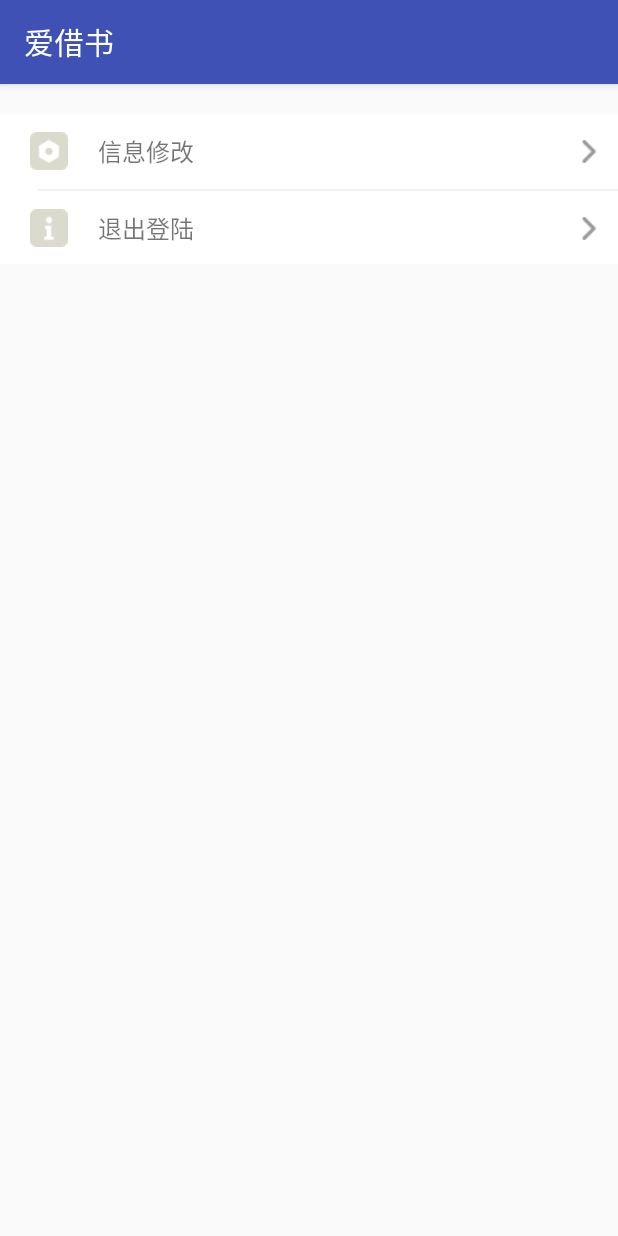
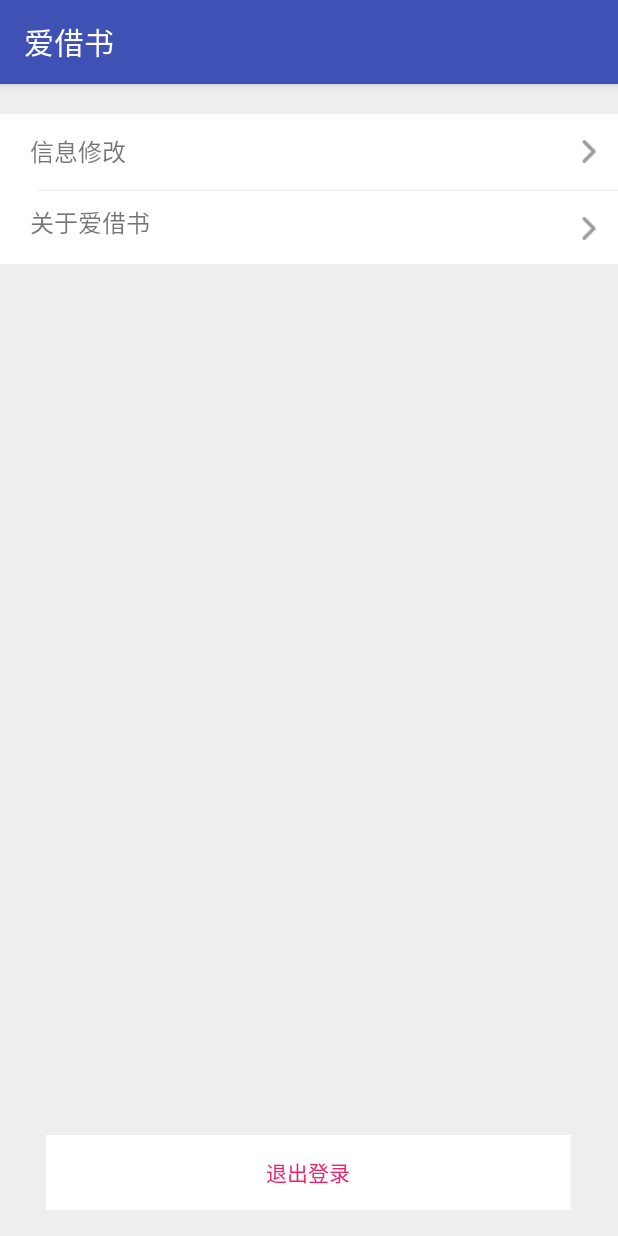
Before and after one commit to BestLifeW/LibraryMOS, an Android app: the AccountManager screen opened directly, with no data from a screen before it, on a phone screen of 412 x 824 dp. Run offline under Robolectric (Android 15) with nearby library versions, the phone set to English and light mode, and no system bars; our stand-ins replace CircleImageView; 3 statements that could not run were skipped.

```diff
--- a/app/src/main/AndroidManifest.xml
+++ b/app/src/main/AndroidManifest.xml
@@ -22,7 +22,8 @@
             android:theme="@style/NoTitleBar" />
         <activity android:name=".ui.activity.LoginActivity" />
         <activity android:name=".ui.activity.RegisterActivity" />
-        <activity android:name=".ui.activity.AccountManager"></activity>
+        <activity android:name=".ui.activity.AccountManager" />
+        <activity android:name=".ui.activity.AboutActivity"></activity>
     </application>
 
 </manifest>
--- a/app/src/main/java/com/rjxy/librarymos/database/DatabaseHelper.java
+++ b/app/src/main/java/com/rjxy/librarymos/database/DatabaseHelper.java
@@ -24,7 +24,7 @@
     public void onCreate(SQLiteDatabase db) {
         //测试阶段
         db.execSQL("create table " + USERINFO + "(  _id integer primary key AUTOINCREMENT,NUMBER varchar(30) ,password varchar(30),name varchar(30))");
-        //db.execSQL("");
+
     }
 
     @Override
--- a/app/src/main/java/com/rjxy/librarymos/ui/activity/AccountManager.java
+++ b/app/src/main/java/com/rjxy/librarymos/ui/activity/AccountManager.java
@@ -8,6 +8,7 @@
 import android.view.View;
 import android.widget.EditText;
 import android.widget.RelativeLayout;
+import android.widget.TextView;
 import android.widget.Toast;
 
 import com.rjxy.librarymos.R;
@@ -25,6 +26,8 @@
     private EditText et_oldPassword;
     private EditText et_newPassword;
     private EditText et_newName;
+    private RelativeLayout rl_about;
+    private TextView tv_loginout;
 
     @Override
     protected void onCreate(Bundle savedInstanceState) {
@@ -46,8 +49,11 @@
     private void initView() {
         //密码姓名设置
         rl_inforevise = (RelativeLayout) findViewById(R.id.rl_inforevise);
+        rl_about = (RelativeLayout) findViewById(R.id.rl_about);
+        tv_loginout = (TextView) findViewById(R.id.tv_loginout);
         rl_inforevise.setOnClickListener(this);
-
+        rl_about.setOnClickListener(this);
+        tv_loginout.setOnClickListener(this);
 
     }
 
@@ -61,10 +67,32 @@
             case R.id.rl_inforevise:
                 ShowDialog();
                 break;
+            case R.id.rl_about:
+                enterAbout();
+
+            case R.id.tv_loginout:
+                loginOut();
             default:
                 break;
         }
     }
+    /*
+    * 退出登录
+    * */
+    private void loginOut() {
+        PrefUtils.setString(getApplicationContext(),PrefUtils.NUMBER,"");
+        PrefUtils.setBoolen(getApplicationContext(),PrefUtils.ISLOGIN,false);
+        enterLogin();
+        finish();
+    }
+    /*
+    * 进入关于界面
+    * */
+    private void enterAbout() {
+        Intent intent  = new Intent(getApplicationContext(),AboutActivity.class);
+        startActivity(intent);
+    }
+
     //弹出修改密码对话框
     private void ShowDialog() {
 
--- a/app/src/main/res/layout/activity_account_manager.xml
+++ b/app/src/main/res/layout/activity_account_manager.xml
@@ -1,24 +1,23 @@
 <?xml version="1.0" encoding="utf-8"?>
+<RelativeLayout
+    xmlns:android="http://schemas.android.com/apk/res/android"
+    android:layout_width="match_parent"
+    android:layout_height="match_parent"
+    android:background="@color/background_gray"
+    >
     <LinearLayout
+
         android:layout_marginTop="20dp"
         android:layout_width="match_parent"
         android:layout_height="100dp"
         android:background="#fff"
-    android:orientation="vertical"
-    xmlns:android="http://schemas.android.com/apk/res/android">
+        android:orientation="vertical">
 
         <RelativeLayout
             android:background="@drawable/setting_selector"
             android:id="@+id/rl_inforevise"
             android:layout_width="match_parent"
             android:layout_height="50dp">
-        <ImageView
-            android:id="@+id/iv_account_icon"
-            android:layout_centerVertical="true"
-            android:layout_marginLeft="20dp"
-            android:layout_width="25dp"
-            android:layout_height="25dp"
-            android:src="@drawable/ic_setting_setting"/>
 
             <TextView
                 android:text="信息修改"
@@ -49,27 +48,10 @@
             android:layout_width="match_parent"
             android:layout_height="1dp"/>
         <RelativeLayout
-        android:id="@+id/rl_setting"
+            android:id="@+id/rl_about"
             android:background="@drawable/setting_selector"
             android:layout_width="match_parent"
             android:layout_height="50dp">
-        <ImageView
-            android:id="@+id/iv_setting_icon"
-            android:layout_centerVertical="true"
-            android:layout_marginLeft="20dp"
-            android:layout_width="25dp"
-            android:layout_height="25dp"
-            android:src="@drawable/ic_setting_help"/>
-
-        <TextView
-            android:text="退出登陆"
-            android:textSize="16sp"
-            android:layout_width="wrap_content"
-            android:layout_height="wrap_content"
-            android:layout_marginLeft="20dp"
-            android:layout_centerVertical="true"
-            android:layout_toRightOf="@+id/iv_setting_icon"
-            android:layout_toEndOf="@+id/iv_setting_icon" />
 
             <ImageView
                 android:id="@+id/iv_mall4"
@@ -82,7 +64,32 @@
                 android:layout_marginRight="11dp"
                 android:layout_marginEnd="11dp" />
 
+            <TextView
+                android:text="关于爱借书"
+                android:textSize="16sp"
+                android:layout_width="wrap_content"
+                android:layout_height="wrap_content"
+                android:layout_marginLeft="20dp"
+                android:layout_alignBottom="@+id/iv_mall4"
+                android:layout_alignParentLeft="true"
+                android:layout_alignParentStart="true"
+                android:layout_marginStart="20dp"
+                android:id="@+id/textView5" />
+
         </RelativeLayout>
+    </LinearLayout>
 
+    <TextView
 
-</LinearLayout>
+        android:text="退出登录"
+        android:textColor="#ef2068"
+        android:textSize="14sp"
+        android:gravity="center"
+        android:background="@drawable/setting_selector"
+        android:layout_width="350dp"
+        android:layout_height="50dp"
+        android:layout_marginBottom="17dp"
+        android:id="@+id/tv_loginout"
+        android:layout_alignParentBottom="true"
+        android:layout_centerHorizontal="true" />
+</RelativeLayout>
```
Also changed, not shown: app/src/main/java/com/rjxy/librarymos/database/DatabaseDao.java (+2 -11 lines), app/src/main/java/com/rjxy/librarymos/ui/activity/AboutActivity.java (added, +16 -0 lines), app/src/main/res/layout/about_layout.xml (added, +45 -0 lines), app/src/main/res/layout/alertdialog_info.xml (+8 -2 lines), app/src/main/res/drawable/erweima.png (added). Lines whose indentation alone changed are shown as unchanged.
